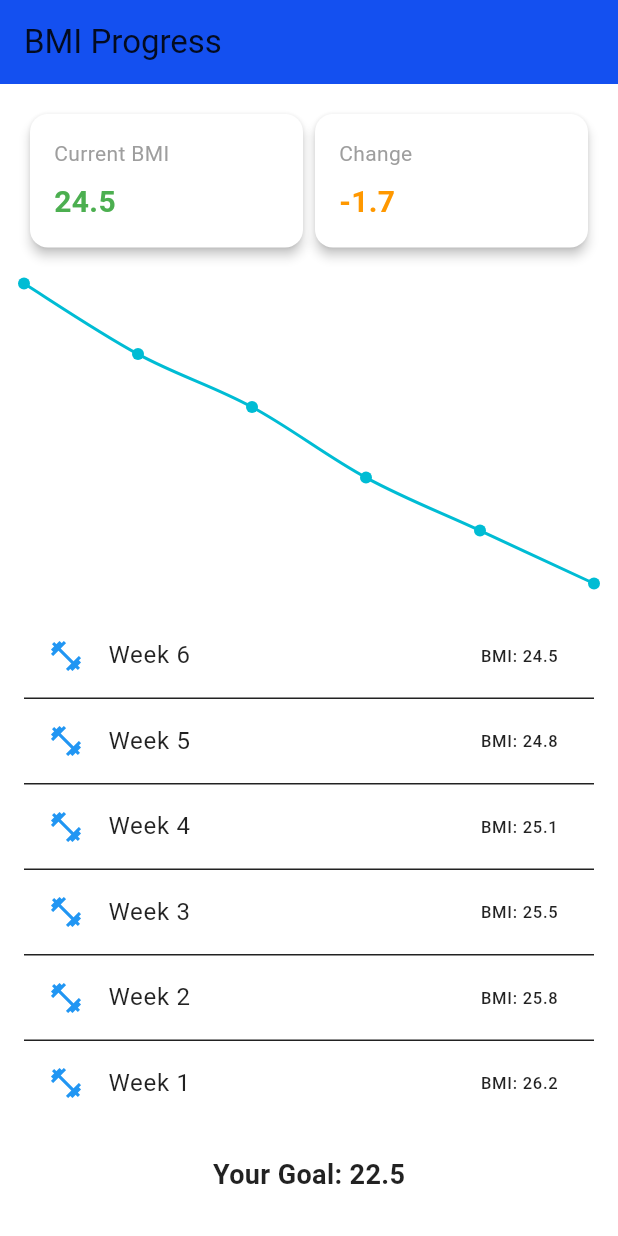
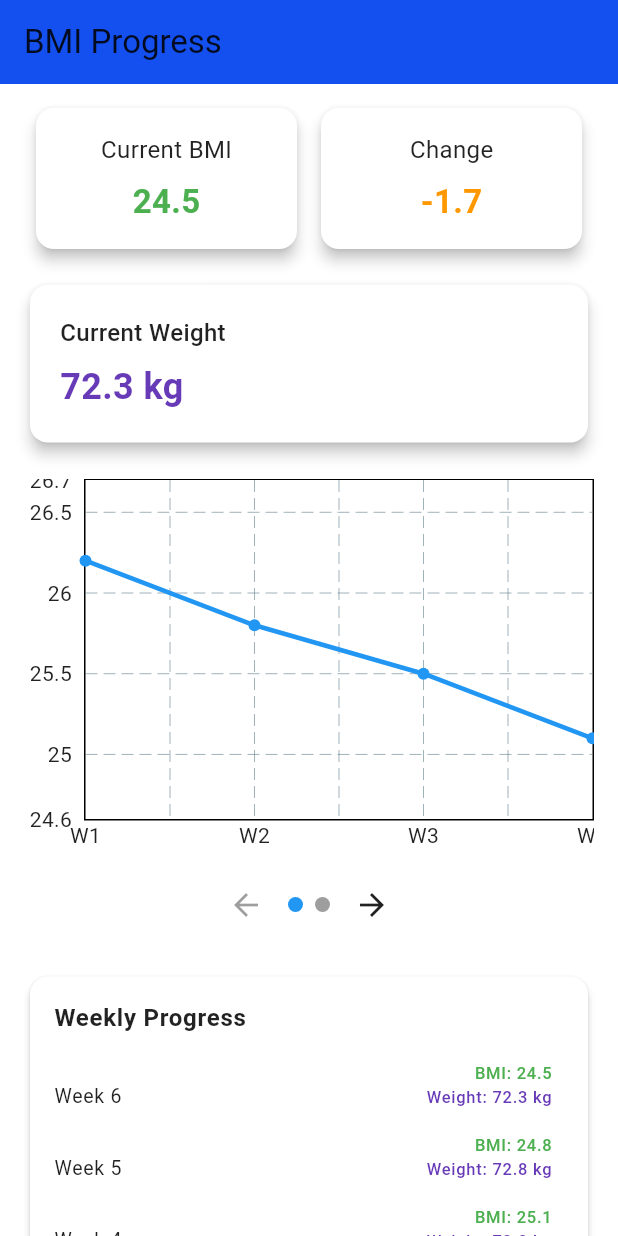
Before and after one commit to Kair1NG/FitMetricsApp, a Flutter app: the ProgressBMIScreen screen opened directly, on a phone screen of 412 x 824 dp. Run offline on Flutter 3.47's test engine with Material 3 defaults, Android fonts, the phone set to English and light mode, and no system bars; drawn by our look-alikes of fl_chart.

Commit message:
Touchup on Progress chart, added weight and improved chart itself.

```diff
--- a/fit_metrics/lib/common/widgets/app_bar.dart
+++ b/fit_metrics/lib/common/widgets/app_bar.dart
@@ -5,10 +5,10 @@ class CommonAppBar extends StatelessWidget implements PreferredSizeWidget {
   final String title;
   final IconData icon;
   const CommonAppBar({
-    Key? key,
+    super.key,
     this.title = "FitMetrics",
     this.icon = Icons.align_horizontal_right_rounded,
-  }) : super(key: key);
+  });
 
   @override
   Widget build(BuildContext context) {
--- a/fit_metrics/lib/common/widgets/drawer.dart
+++ b/fit_metrics/lib/common/widgets/drawer.dart
@@ -3,6 +3,8 @@ import 'package:flutter/material.dart';
 import 'package:fit_metrics/screens/bmi_calculator_screen.dart';
 
 class CommonDrawer extends StatelessWidget {
+  const CommonDrawer({super.key});
+
   @override
   Widget build(BuildContext context) {
     final ColorScheme colorScheme = Theme.of(context).colorScheme;
--- a/fit_metrics/lib/common/widgets/nav_bar.dart
+++ b/fit_metrics/lib/common/widgets/nav_bar.dart
@@ -5,6 +5,8 @@ import 'package:fit_metrics/screens/bmi_calculator_screen.dart';
 // Unused
 
 class CommonNavBar extends StatelessWidget {
+  const CommonNavBar({super.key});
+
   @override
   Widget build(BuildContext context) {
     return BottomAppBar(
--- a/fit_metrics/lib/screens/home.dart
+++ b/fit_metrics/lib/screens/home.dart
@@ -5,6 +5,8 @@ import 'package:fit_metrics/screens/bmi_calculator_screen.dart';
 import 'package:flutter/material.dart';
 
 class Home extends StatelessWidget {
+  const Home({super.key});
+
   @override
   Widget build(BuildContext context) {
     final ColorScheme colorScheme = Theme.of(context).colorScheme;
--- a/fit_metrics/lib/screens/logIn.dart
+++ b/fit_metrics/lib/screens/logIn.dart
@@ -2,6 +2,8 @@ import 'package:fit_metrics/common/widgets/app_bar.dart';
 import 'package:flutter/material.dart';
 
 class LogIn extends StatelessWidget {
+  const LogIn({super.key});
+
   @override
   Widget build(BuildContext context) {
     return Scaffold(
--- a/fit_metrics/lib/screens/profile.dart
+++ b/fit_metrics/lib/screens/profile.dart
@@ -4,6 +4,8 @@ import 'package:fit_metrics/common/widgets/drawer.dart';
 import 'package:flutter/material.dart';
 
 class Profile extends StatelessWidget {
+  const Profile({super.key});
+
   @override
   Widget build(BuildContext context) {
     final screenHeight = MediaQuery.of(context).size.height;
--- a/fit_metrics/lib/screens/progress_bmi_screen.dart
+++ b/fit_metrics/lib/screens/progress_bmi_screen.dart
@@ -1,24 +1,27 @@
 import 'package:flutter/material.dart';
-import '/widgets/progress_bmi_stat_card.dart';
-import '/widgets/weekly_progress_list.dart';
-import '/widgets/progress_bmi_chart.dart';
+import '../widgets/progress_bmi_stat_card.dart';
+import '../widgets/progress_current_weight_card.dart';
+import '../widgets/progress_bmi_chart.dart';
+import '../widgets/weekly_progress_list.dart';
 
 class ProgressBMIScreen extends StatelessWidget {
   const ProgressBMIScreen({super.key});
 
   @override
   Widget build(BuildContext context) {
-    // try
+    // Sample data
     final double currentBmi = 24.5;
     final double bmiChange = -1.7;
     final double targetBmi = 22.5;
+    final double currentWeight = 72.3; //independent for now
+
     final List<Map<String, dynamic>> entries = [
-      {"week": 6, "bmi": 24.5},
-      {"week": 5, "bmi": 24.8},
-      {"week": 4, "bmi": 25.1},
-      {"week": 3, "bmi": 25.5},
-      {"week": 2, "bmi": 25.8},
-      {"week": 1, "bmi": 26.2},
+      {"week": 6, "bmi": 24.5, "weight": 72.3},
+      {"week": 5, "bmi": 24.8, "weight": 72.8},
+      {"week": 4, "bmi": 25.1, "weight": 73.2},
+      {"week": 3, "bmi": 25.5, "weight": 73.5},
+      {"week": 2, "bmi": 25.8, "weight": 74.0},
+      {"week": 1, "bmi": 26.2, "weight": 74.3},
     ];
 
     return Scaffold(
@@ -31,7 +34,7 @@ class ProgressBMIScreen extends StatelessWidget {
         child: Column(
           crossAxisAlignment: CrossAxisAlignment.start,
           children: [
-            // Stats Row
+            // Row with Current BMI & Change
             Row(
               children: [
                 Expanded(
@@ -52,11 +55,18 @@ class ProgressBMIScreen extends StatelessWidget {
             ),
             const SizedBox(height: 20),
 
-            // the Chart
+            // Current Weight
+            SizedBox(
+              width: double.infinity,
+              child: ProgressCurrentWeightCard(weight: currentWeight),
+            ),
+            const SizedBox(height: 20),
+
+            // BMI Chart
             ProgressChart(entries: entries),
             const SizedBox(height: 20),
 
-            // Weekly progress list
+            // Weekly Progress List
             WeeklyProgressList(entries: entries),
             const SizedBox(height: 20),
 
--- a/fit_metrics/lib/screens/register.dart
+++ b/fit_metrics/lib/screens/register.dart
@@ -4,6 +4,8 @@ import 'package:fit_metrics/services/profile_register.dart';
 import 'package:flutter/material.dart';
 
 class Register extends StatefulWidget {
+  const Register({super.key});
+
   @override
   _RegisterState createState() => _RegisterState();
 }
--- a/fit_metrics/lib/services/profile_register.dart
+++ b/fit_metrics/lib/services/profile_register.dart
@@ -2,6 +2,8 @@ import 'package:flutter/material.dart';
 import 'package:fit_metrics/screens/home.dart';
 
 class ProfileRegister extends StatelessWidget {
+  const ProfileRegister({super.key});
+
   @override
   Widget build(BuildContext context) {
     return Container();
--- a/fit_metrics/lib/widgets/progress_bmi_chart.dart
+++ b/fit_metrics/lib/widgets/progress_bmi_chart.dart
@@ -1,35 +1,163 @@
 import 'package:flutter/material.dart';
 import 'package:fl_chart/fl_chart.dart';
 
-class ProgressChart extends StatelessWidget {
+class ProgressChart extends StatefulWidget {
   final List<Map<String, dynamic>> entries;
 
   const ProgressChart({super.key, required this.entries});
 
   @override
+  State<ProgressChart> createState() => _ProgressChartState();
+}
+
+class _ProgressChartState extends State<ProgressChart> {
+  int currentPage = 0;
+  late PageController _pageController;
+
+  @override
+  void initState() {
+    super.initState();
+    _pageController = PageController(initialPage: 0);
+  }
+
+  @override
+  void dispose() {
+    _pageController.dispose();
+    super.dispose();
+  }
+
+  @override
   Widget build(BuildContext context) {
-    return SizedBox(
-      height: 200,
-      child: LineChart(
-        LineChartData(
-          gridData: const FlGridData(show: false),
-          titlesData: FlTitlesData(show: false),
-          borderData: FlBorderData(show: false),
-          lineBarsData: [
-            LineChartBarData(
-              isCurved: true,
-              spots: entries
-                  .map((e) => FlSpot(
-                        e['week'].toDouble(),
-                        e['bmi'].toDouble(),
-                      ))
-                  .toList(),
-              dotData: const FlDotData(show: true),
-              belowBarData: BarAreaData(show: false),
+    if (widget.entries.isEmpty) {
+      return const Center(child: Text("No progress data available"));
+    }
+
+    final sortedEntries = List<Map<String, dynamic>>.from(widget.entries)
+      ..sort((a, b) => a["week"].compareTo(b["week"]));
+
+    int totalPages = (sortedEntries.length / 4).ceil();
+
+    return Column(
+      children: [
+        SizedBox(
+          height: 250,
+          child: PageView.builder(
+            controller: _pageController,
+            itemCount: totalPages,
+            onPageChanged: (page) {
+              setState(() {
+                currentPage = page;
+              });
+            },
+            itemBuilder: (context, pageIndex) {
+              int start = pageIndex * 4;
+              int end = (start + 4 > sortedEntries.length)
+                  ? sortedEntries.length
+                  : start + 4;
+
+              final currentEntries = sortedEntries.sublist(start, end);
+
+              final spots = List.generate(
+                currentEntries.length,
+                (i) => FlSpot(i.toDouble(), currentEntries[i]["bmi"]),
+              );
+
+              final minY = currentEntries
+                      .map((e) => e["bmi"] as double)
+                      .reduce((a, b) => a < b ? a : b) -
+                  0.5;
+              final maxY = currentEntries
+                      .map((e) => e["bmi"] as double)
+                      .reduce((a, b) => a > b ? a : b) +
+                  0.5;
+
+              return LineChart(
+                LineChartData(
+                  gridData: FlGridData(show: true),
+                  titlesData: FlTitlesData(
+                    bottomTitles: AxisTitles(
+                      sideTitles: SideTitles(
+                        showTitles: true,
+                        getTitlesWidget: (value, meta) {
+                          int index = value.toInt();
+                          if (index >= 0 && index < currentEntries.length) {
+                            return Text("W${currentEntries[index]["week"]}");
+                          }
+                          return const SizedBox.shrink();
+                        },
+                        interval: 1,
+                      ),
+                    ),
+                    leftTitles: AxisTitles(
+                      sideTitles:
+                          SideTitles(showTitles: true, reservedSize: 40),
+                    ),
+                    rightTitles:
+                        AxisTitles(sideTitles: SideTitles(showTitles: false)),
+                    topTitles:
+                        AxisTitles(sideTitles: SideTitles(showTitles: false)),
+                  ),
+                  borderData: FlBorderData(show: true),
+                  minX: 0,
+                  maxX: (currentEntries.length - 1).toDouble(),
+                  minY: minY,
+                  maxY: maxY,
+                  lineBarsData: [
+                    LineChartBarData(
+                      spots: spots,
+                      isCurved: false,
+                      barWidth: 3,
+                      color: Colors.blue,
+                      dotData: FlDotData(show: true),
+                    ),
+                  ],
+                ),
+              );
+            },
+          ),
+        ),
+        const SizedBox(height: 10),
+        Row(
+          mainAxisAlignment: MainAxisAlignment.center,
+          children: [
+            IconButton(
+              icon: const Icon(Icons.arrow_back),
+              onPressed: currentPage > 0
+                  ? () {
+                      _pageController.previousPage(
+                        duration: const Duration(milliseconds: 300),
+                        curve: Curves.easeInOut,
+                      );
+                    }
+                  : null,
+            ),
+            Row(
+              children: List.generate(totalPages, (index) {
+                return Container(
+                  margin: const EdgeInsets.symmetric(horizontal: 4),
+                  width: 10,
+                  height: 10,
+                  decoration: BoxDecoration(
+                    shape: BoxShape.circle,
+                    color: currentPage == index ? Colors.blue : Colors.grey,
+                  ),
+                );
+              }),
+            ),
+            IconButton(
+              icon: const Icon(Icons.arrow_forward),
+              onPressed: currentPage < totalPages - 1
+                  ? () {
+                      _pageController.nextPage(
+                        duration: const Duration(milliseconds: 300),
+                        curve: Curves.easeInOut,
+                      );
+                    }
+                  : null,
             ),
           ],
         ),
-      ),
+      ],
     );
   }
 }
--- a/fit_metrics/lib/widgets/progress_bmi_stat_card.dart
+++ b/fit_metrics/lib/widgets/progress_bmi_stat_card.dart
@@ -9,28 +9,28 @@ class ProgressBMIStatCard extends StatelessWidget {
     super.key,
     required this.title,
     required this.value,
-    this.color = Colors.blue,
+    required this.color,
   });
 
   @override
   Widget build(BuildContext context) {
     return Card(
-      shape: RoundedRectangleBorder(borderRadius: BorderRadius.circular(12)),
-      elevation: 3,
+      elevation: 4,
+      margin: const EdgeInsets.symmetric(horizontal: 8),
       child: Padding(
         padding: const EdgeInsets.all(16.0),
         child: Column(
-          crossAxisAlignment: CrossAxisAlignment.start,
           children: [
-            Text(title,
-                style: const TextStyle(fontSize: 14, color: Colors.grey)),
+            Text(title, style: const TextStyle(fontSize: 16)),
             const SizedBox(height: 8),
-            Text(value,
-                style: TextStyle(
-                  fontSize: 20,
-                  fontWeight: FontWeight.bold,
-                  color: color,
-                )),
+            Text(
+              value,
+              style: TextStyle(
+                fontSize: 22,
+                fontWeight: FontWeight.bold,
+                color: color,
+              ),
+            ),
           ],
         ),
       ),
--- /dev/null
+++ b/fit_metrics/lib/widgets/progress_current_weight_card.dart
@@ -0,0 +1,34 @@
+import 'package:flutter/material.dart';
+
+class ProgressCurrentWeightCard extends StatelessWidget {
+  final double weight;
+
+  const ProgressCurrentWeightCard({super.key, required this.weight});
+
+  @override
+  Widget build(BuildContext context) {
+    return Card(
+      elevation: 4,
+      shape: RoundedRectangleBorder(borderRadius: BorderRadius.circular(12)),
+      child: Padding(
+        padding: const EdgeInsets.all(20.0),
+        child: Column(
+          crossAxisAlignment: CrossAxisAlignment.start,
+          children: [
+            const Text("Current Weight",
+                style: TextStyle(fontSize: 16, fontWeight: FontWeight.w500)),
+            const SizedBox(height: 8),
+            Text(
+              "${weight.toStringAsFixed(1)} kg",
+              style: const TextStyle(
+                fontSize: 24,
+                fontWeight: FontWeight.bold,
+                color: Colors.deepPurple,
+              ),
+            ),
+          ],
+        ),
+      ),
+    );
+  }
+}
--- a/fit_metrics/lib/widgets/weekly_progress_list.dart
+++ b/fit_metrics/lib/widgets/weekly_progress_list.dart
@@ -7,20 +7,40 @@ class WeeklyProgressList extends StatelessWidget {
 
   @override
   Widget build(BuildContext context) {
-    return ListView.separated(
-      itemCount: entries.length,
-      shrinkWrap: true,
-      //scrolling fix?
-      physics: const NeverScrollableScrollPhysics(),
-      separatorBuilder: (context, index) => const Divider(height: 1),
-      itemBuilder: (context, index) {
-        final entry = entries[index];
-        return ListTile(
-          leading: const Icon(Icons.fitness_center, color: Colors.blue),
-          title: Text("Week ${entry["week"]}"),
-          trailing: Text("BMI: ${entry["bmi"]}"),
-        );
-      },
+    return Card(
+      elevation: 2,
+      shape: RoundedRectangleBorder(borderRadius: BorderRadius.circular(12)),
+      child: Column(
+        children: [
+          const ListTile(
+            title: Text(
+              "Weekly Progress",
+              style: TextStyle(fontWeight: FontWeight.bold),
+            ),
+          ),
+          Column(
+            children: entries.map((entry) {
+              return ListTile(
+                dense: true,
+                title: Text("Week ${entry['week']}"),
+                trailing: Column(
+                  crossAxisAlignment: CrossAxisAlignment.end,
+                  children: [
+                    Text(
+                      "BMI: ${entry['bmi']}",
+                      style: const TextStyle(color: Colors.green),
+                    ),
+                    Text(
+                      "Weight: ${entry['weight']} kg",
+                      style: const TextStyle(color: Colors.deepPurple),
+                    ),
+                  ],
+                ),
+              );
+            }).toList(),
+          ),
+        ],
+      ),
     );
   }
 }
```
Lines whose indentation alone changed are shown as unchanged.
